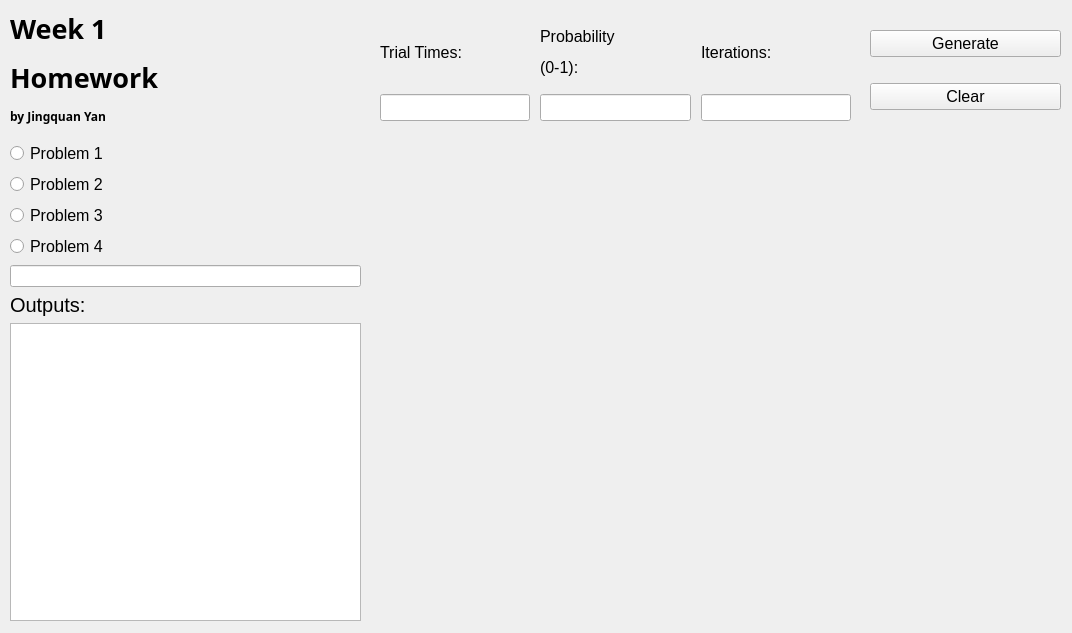
Old version of the form HW1/mainWindow.ui in the repository ethanyanjq/EE511.
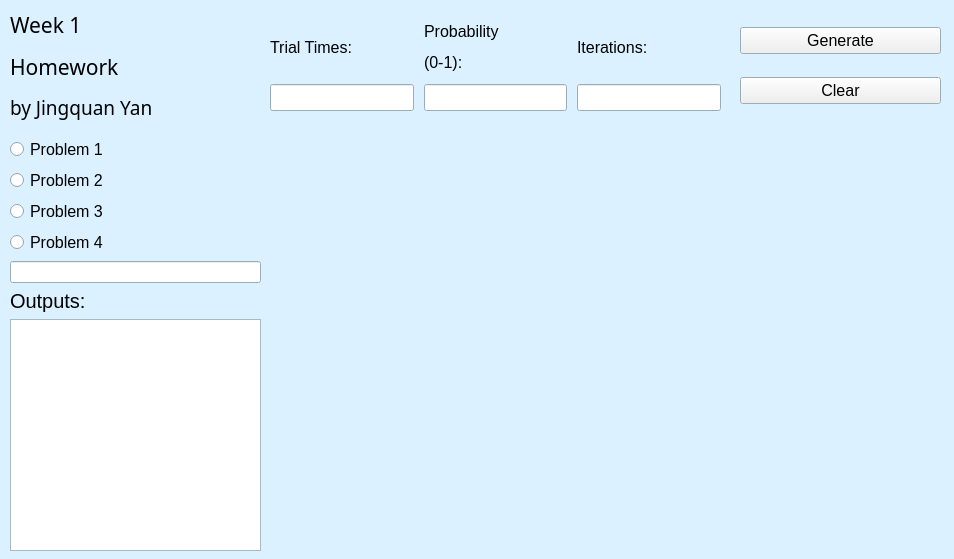
New version of the form. Icons and pictures are not drawn. Custom widgets are drawn as their Qt base class.

Patch:
```diff
--- a/HW1/mainWindow.ui
+++ b/HW1/mainWindow.ui
@@ -6,10 +6,74 @@
    <rect>
     <x>0</x>
     <y>0</y>
-    <width>1072</width>
-    <height>633</height>
+    <width>954</width>
+    <height>559</height>
    </rect>
   </property>
+  <property name="palette">
+   <palette>
+    <active>
+     <colorrole role="Base">
+      <brush brushstyle="SolidPattern">
+       <color alpha="255">
+        <red>255</red>
+        <green>255</green>
+        <blue>255</blue>
+       </color>
+      </brush>
+     </colorrole>
+     <colorrole role="Window">
+      <brush brushstyle="SolidPattern">
+       <color alpha="255">
+        <red>219</red>
+        <green>241</green>
+        <blue>255</blue>
+       </color>
+      </brush>
+     </colorrole>
+    </active>
+    <inactive>
+     <colorrole role="Base">
+      <brush brushstyle="SolidPattern">
+       <color alpha="255">
+        <red>255</red>
+        <green>255</green>
+        <blue>255</blue>
+       </color>
+      </brush>
+     </colorrole>
+     <colorrole role="Window">
+      <brush brushstyle="SolidPattern">
+       <color alpha="255">
+        <red>219</red>
+        <green>241</green>
+        <blue>255</blue>
+       </color>
+      </brush>
+     </colorrole>
+    </inactive>
+    <disabled>
+     <colorrole role="Base">
+      <brush brushstyle="SolidPattern">
+       <color alpha="255">
+        <red>219</red>
+        <green>241</green>
+        <blue>255</blue>
+       </color>
+      </brush>
+     </colorrole>
+     <colorrole role="Window">
+      <brush brushstyle="SolidPattern">
+       <color alpha="255">
+        <red>219</red>
+        <green>241</green>
+        <blue>255</blue>
+       </color>
+      </brush>
+     </colorrole>
+    </disabled>
+   </palette>
+  </property>
   <property name="windowTitle">
    <string>Homework 1 - J.Yan</string>
   </property>
@@ -19,8 +83,8 @@
      <rect>
       <x>10</x>
       <y>10</y>
-      <width>351</width>
-      <height>611</height>
+      <width>251</width>
+      <height>541</height>
      </rect>
     </property>
     <layout class="QVBoxLayout" name="verticalLayout">
@@ -28,12 +92,14 @@
       <widget class="QLabel" name="label">
        <property name="font">
         <font>
-         <family>Perpetua Titling MT</family>
-         <pointsize>20</pointsize>
+         <family>High Tower Text</family>
+         <pointsize>12</pointsize>
+         <weight>50</weight>
+         <bold>false</bold>
         </font>
        </property>
        <property name="text">
-        <string>&lt;html&gt;&lt;head/&gt;&lt;body&gt;&lt;p&gt;&lt;span style=&quot; font-weight:600;&quot;&gt;Week 1&lt;/span&gt;&lt;/p&gt;&lt;p&gt;&lt;span style=&quot; font-weight:600;&quot;&gt;Homework&lt;/span&gt;&lt;/p&gt;&lt;p&gt;&lt;span style=&quot; font-size:9pt; font-weight:600;&quot;&gt;by Jingquan Yan&lt;/span&gt;&lt;/p&gt;&lt;/body&gt;&lt;/html&gt;</string>
+        <string>&lt;html&gt;&lt;head/&gt;&lt;body&gt;&lt;p&gt;&lt;span style=&quot; font-size:16pt;&quot;&gt;Week 1&lt;/span&gt;&lt;/p&gt;&lt;p&gt;&lt;span style=&quot; font-size:16pt;&quot;&gt;Homework&lt;/span&gt;&lt;/p&gt;&lt;p&gt;&lt;span style=&quot; font-size:14pt;&quot;&gt;by Jingquan Yan&lt;/span&gt;&lt;/p&gt;&lt;/body&gt;&lt;/html&gt;</string>
        </property>
        <property name="wordWrap">
         <bool>true</bool>
@@ -136,10 +202,10 @@
    <widget class="QWidget" name="gridLayoutWidget">
     <property name="geometry">
      <rect>
-      <x>370</x>
+      <x>260</x>
       <y>10</y>
-      <width>491</width>
-      <height>121</height>
+      <width>471</width>
+      <height>111</height>
      </rect>
     </property>
     <layout class="QGridLayout" name="gridLayout">
@@ -229,10 +295,10 @@
    <widget class="QWidget" name="gridLayoutWidget_2">
     <property name="geometry">
      <rect>
-      <x>870</x>
+      <x>740</x>
       <y>10</y>
-      <width>191</width>
-      <height>121</height>
+      <width>201</width>
+      <height>111</height>
      </rect>
     </property>
     <layout class="QGridLayout" name="gridLayout_2">
@@ -265,10 +331,10 @@
    <widget class="PyPlot" name="PyPlot" native="true">
     <property name="geometry">
      <rect>
-      <x>370</x>
-      <y>130</y>
-      <width>691</width>
-      <height>491</height>
+      <x>260</x>
+      <y>120</y>
+      <width>681</width>
+      <height>431</height>
      </rect>
     </property>
     <property name="minimumSize">
```
Left out of the diff: 4 changed lines with no effect on the pictures.
